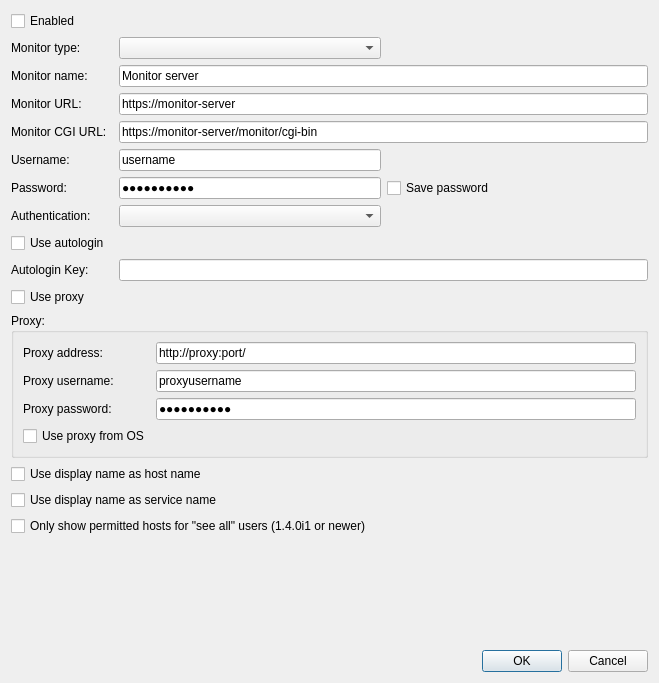
Qt form Nagstamon/QUI/settings_server.ui (HenriWahl/Nagstamon) before a commit.
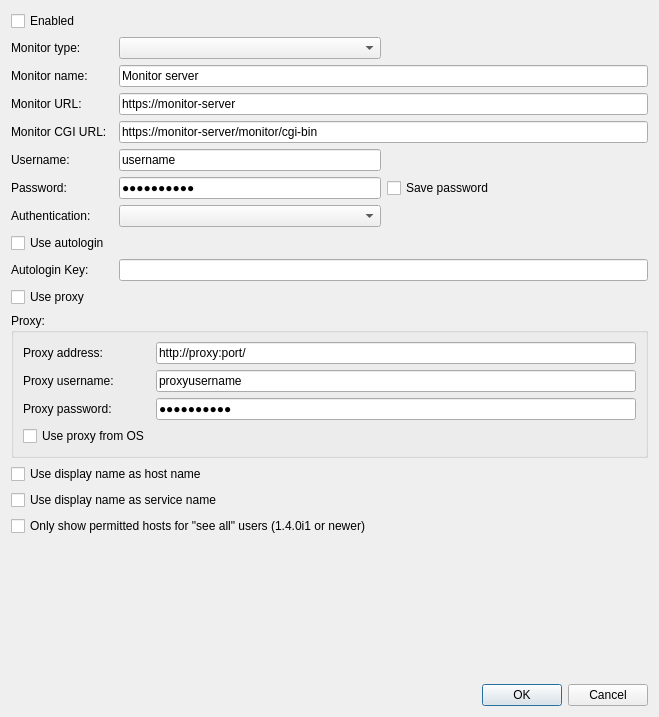
The same form after that commit.

```diff
--- a/Nagstamon/QUI/settings_server.ui
+++ b/Nagstamon/QUI/settings_server.ui
@@ -7,11 +7,11 @@
     <x>0</x>
     <y>0</y>
     <width>659</width>
-    <height>683</height>
+    <height>717</height>
    </rect>
   </property>
   <property name="sizePolicy">
-   <sizepolicy hsizetype="Minimum" vsizetype="Preferred">
+   <sizepolicy hsizetype="Minimum" vsizetype="Minimum">
     <horstretch>0</horstretch>
     <verstretch>0</verstretch>
    </sizepolicy>
```
